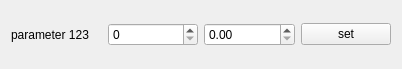
Above: SmartHome/terminal/widgets/parameter2.ui from Zbysekz/SmartHome before the change. Below: the same form after it.
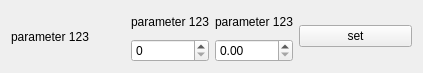
That is the form after the change.

The edit to the form file:
```diff
--- a/SmartHome/terminal/widgets/parameter2.ui
+++ b/SmartHome/terminal/widgets/parameter2.ui
@@ -6,8 +6,8 @@
    <rect>
     <x>0</x>
     <y>0</y>
-    <width>402</width>
-    <height>69</height>
+    <width>423</width>
+    <height>73</height>
    </rect>
   </property>
   <property name="windowTitle">
@@ -22,10 +22,36 @@
     </widget>
    </item>
    <item>
+    <layout class="QVBoxLayout" name="verticalLayout">
+     <item>
+      <layout class="QHBoxLayout" name="horizontalLayout_3">
+       <item>
+        <widget class="QLabel" name="label_real">
+         <property name="text">
+          <string>parameter 123</string>
+         </property>
+        </widget>
+       </item>
+       <item>
+        <widget class="QLabel" name="label_real_2">
+         <property name="text">
+          <string>parameter 123</string>
+         </property>
+        </widget>
+       </item>
+      </layout>
+     </item>
+     <item>
+      <layout class="QHBoxLayout" name="horizontalLayout_2">
+       <item>
     <widget class="QSpinBox" name="spinBox"/>
    </item>
    <item>
     <widget class="QDoubleSpinBox" name="doubleSpinBox"/>
+       </item>
+      </layout>
+     </item>
+    </layout>
    </item>
    <item>
     <widget class="QPushButton" name="btnSet">
```
Lines whose indentation alone changed are shown as unchanged.
